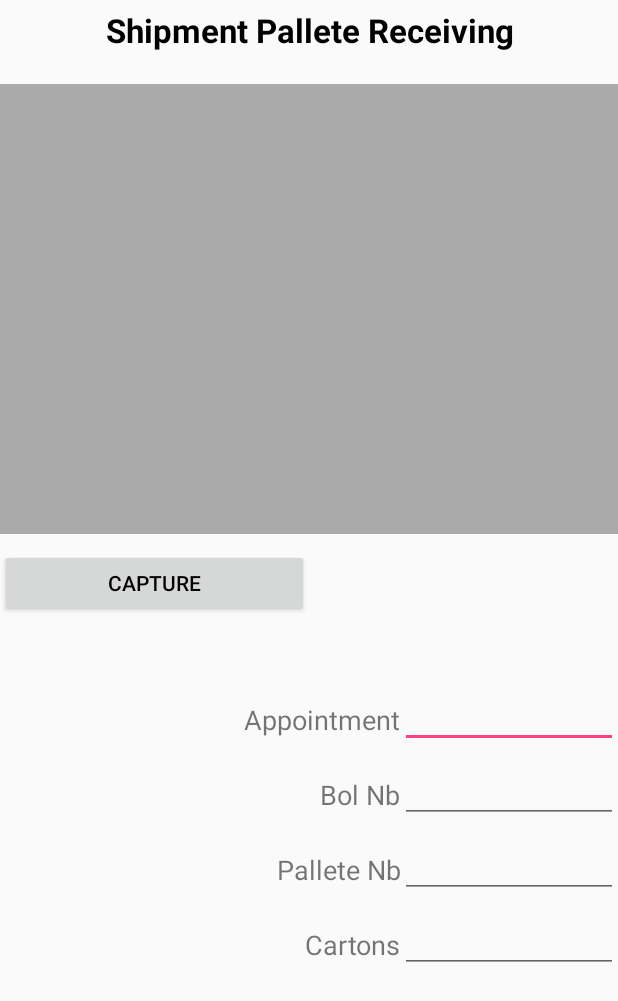
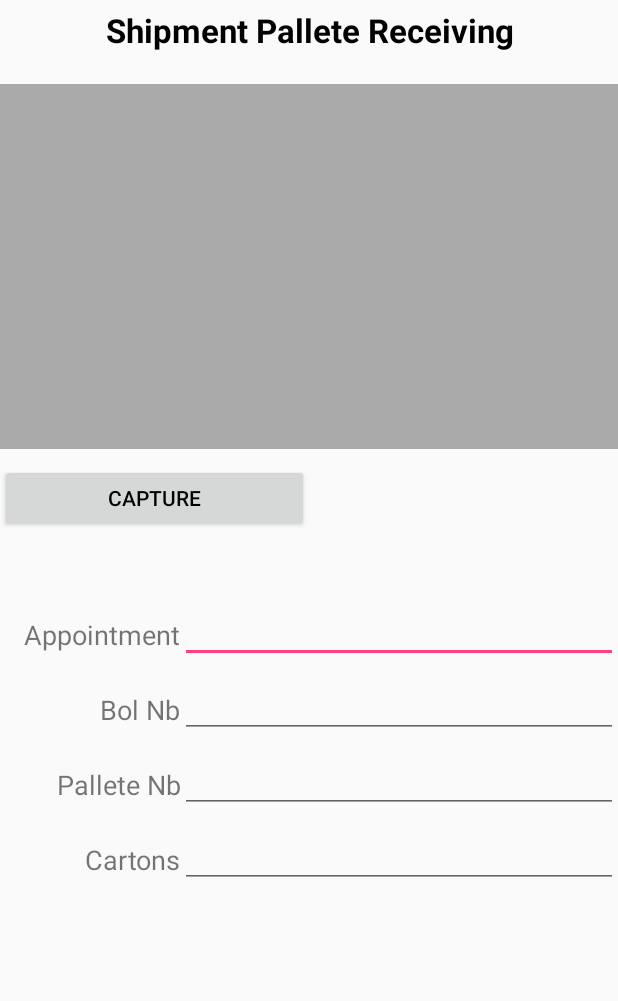
Before and after one commit to BOS-Admin/WMS2023, an Android app: the layout activity_shipment_pallete_receiving.xml on its own in the app's theme, with its tools: preview values and no code run, on a phone screen of 412 x 824 dp. Shown: the top 1001 px of the screen. Run offline under Robolectric (Android 15) with nearby library versions, the phone set to English and light mode, and no system bars; network calls fail.

Commit message:
V1.2.1 14/04/2022 remove autologin fix layout in shipment pallete receiving

```diff
--- a/app/src/main/java/com/bos/wms/mlkit/General.java
+++ b/app/src/main/java/com/bos/wms/mlkit/General.java
@@ -21,7 +21,7 @@ public class General {
     private static volatile General instance = null;
     public Integer UserID=0;
     public Integer FloorID=0;
-    public String AppVersion="1.2.0 14/04/2022";
+    public String AppVersion="1.2.1 14/04/2022";
     int interval = 3600;    // when there's no activity
 
     /**
--- a/app/src/main/java/com/bos/wms/mlkit/ui/login/LoginActivity.kt
+++ b/app/src/main/java/com/bos/wms/mlkit/ui/login/LoginActivity.kt
@@ -221,7 +221,6 @@ class LoginActivity : AppCompatActivity() {
                     password.text.toString()
                 )
             }
-            password.setText("Hadi123")
             setOnEditorActionListener { _, actionId, _ ->
                 when (actionId) {
                     EditorInfo.IME_ACTION_DONE ->
--- a/app/src/main/res/layout/activity_login.xml
+++ b/app/src/main/res/layout/activity_login.xml
@@ -21,7 +21,6 @@
         android:hint="User Name"
         android:inputType="textEmailAddress"
         android:selectAllOnFocus="true"
-        android:text="User5"
         app:layout_constraintEnd_toEndOf="parent"
         app:layout_constraintStart_toStartOf="parent"
         app:layout_constraintTop_toTopOf="parent" />
@@ -40,8 +39,7 @@
         android:selectAllOnFocus="true"
         app:layout_constraintEnd_toEndOf="parent"
         app:layout_constraintStart_toStartOf="parent"
-        app:layout_constraintTop_toBottomOf="@+id/txtusername"
-        tools:text="Hadi123" />
+        app:layout_constraintTop_toBottomOf="@+id/txtusername" />
 
     <Button
         android:id="@+id/btnLogin"
--- a/app/src/main/res/layout/activity_shipment_pallete_receiving.xml
+++ b/app/src/main/res/layout/activity_shipment_pallete_receiving.xml
@@ -16,12 +16,13 @@
         android:textAppearance="@style/TextAppearance.AppCompat.Large"
         android:textColor="@android:color/black"
         android:textStyle="bold" />
+
     <LinearLayout
         android:layout_width="match_parent"
-            android:layout_height="300dp"
+        android:layout_height="243dp"
         android:layout_marginTop="16dp"
+        android:background="@android:color/darker_gray"
         android:gravity="center"
-            android:background="@android:color/darker_gray"
         android:orientation="vertical">
 
 
@@ -30,7 +31,7 @@
             android:layout_width="wrap_content"
             android:layout_height="wrap_content"
             android:layout_gravity="center_horizontal"
-                android:contentDescription="Our Image"/>
+            android:contentDescription="Our Image" />
     </LinearLayout>
 
 
@@ -78,7 +79,7 @@
 
         <TextView
             android:id="@+id/lblShipPallReciAppointmentNb"
-            android:layout_width="400px"
+            android:layout_width="120dp"
             android:layout_height="wrap_content"
             android:text="Appointment"
             android:textAlignment="textEnd"
@@ -101,7 +102,7 @@
 
         <TextView
             android:id="@+id/lblShipPallReciBolNb"
-            android:layout_width="400px"
+            android:layout_width="120dp"
             android:layout_height="wrap_content"
             android:text="Bol Nb"
             android:textAlignment="textEnd"
@@ -124,7 +125,7 @@
 
         <TextView
             android:id="@+id/lblShipPallReciPalleteNb"
-            android:layout_width="400px"
+            android:layout_width="120dp"
             android:layout_height="wrap_content"
             android:text="Pallete Nb"
             android:textAlignment="textEnd"
@@ -147,7 +148,7 @@
 
         <TextView
             android:id="@+id/lblShipPallReciNbOfCartons"
-            android:layout_width="400px"
+            android:layout_width="120dp"
             android:layout_height="wrap_content"
             android:text="Cartons"
             android:textAlignment="textEnd"
```
Also changed, not shown: 336 other files. Lines whose indentation alone changed are shown as unchanged.
